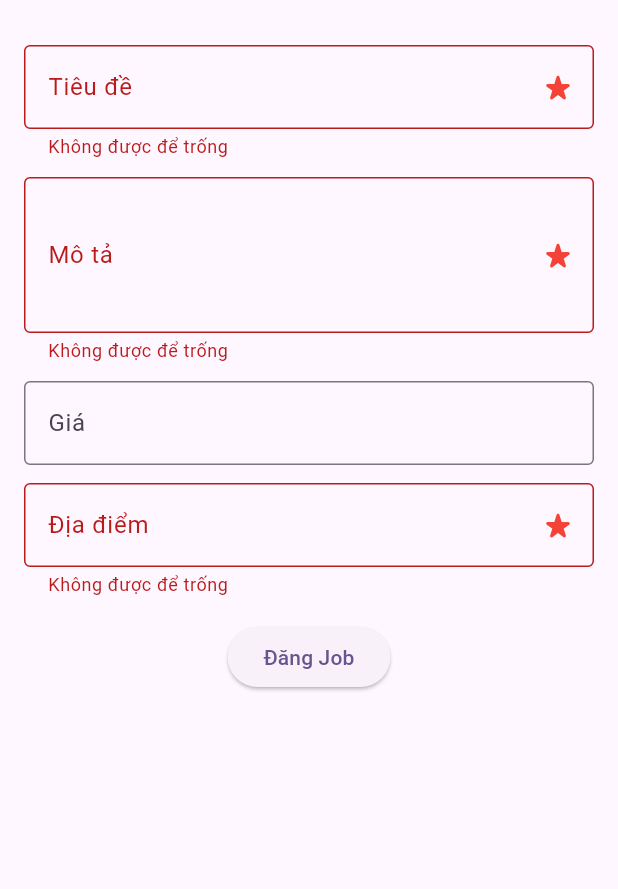
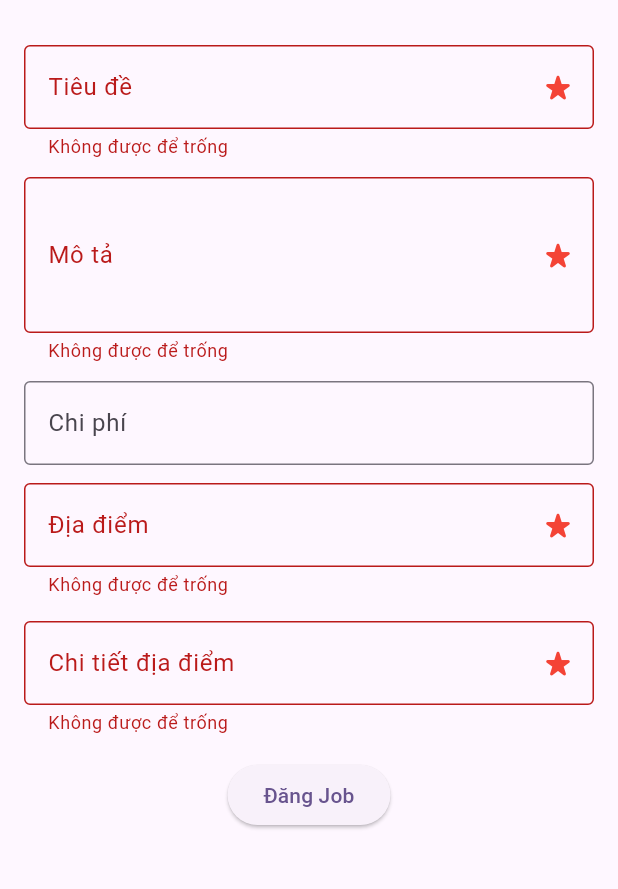
Before and after one commit to LeTienIT/work_near, a Flutter app: the AddJobScreen screen opened by its route, after a tap on "Đăng Job", on a phone screen of 412 x 824 dp, the part 63-952 px from its top. Run offline on Flutter 3.47's test engine with Material 3 defaults, Android fonts, the phone set to English and light mode, and no system bars; our stand-ins replace cloud_firestore, dartz, equatable, firebase_auth, firebase_core, flutter_bloc and 4 more; missing offline and left inert: dart:ffi; accounts and stored records are empty.

```diff
--- a/lib/features/job/domain/entities/job_entity.dart
+++ b/lib/features/job/domain/entities/job_entity.dart
@@ -1,10 +1,12 @@
+import 'package:work_near/features/job/domain/entities/job_location_entity.dart';
+
 class JobEntity{
   final String? jobId;
   final String ownerId;
   final String title;
   final String description;
   final double? price;
-  final String? location;
+  final JobLocationEntity? location;
   final List<String> applicants;
   final String? selectedFreelancerId;
   final String status;
--- /dev/null
+++ b/lib/features/job/domain/entities/job_location_entity.dart
@@ -0,0 +1,13 @@
+class JobLocationEntity{
+  final String name;
+  final String? detail;
+  final double latitude;
+  final double longitude;
+
+  const JobLocationEntity({
+    required this.name,
+    required this.latitude,
+    required this.longitude,
+    this.detail,
+  });
+}
--- a/lib/features/job/presentation/screens/add_job_screen.dart
+++ b/lib/features/job/presentation/screens/add_job_screen.dart
@@ -22,6 +22,7 @@ class _AddJobScreenState extends State<AddJobScreen> {
   final _descCtrl = TextEditingController();
   final _priceCtrl = TextEditingController();
   final _locationCtrl = TextEditingController();
+  final _locationDetailCtrl = TextEditingController();
 
   @override
   Widget build(BuildContext context) {
@@ -85,7 +86,7 @@ class _AddJobScreenState extends State<AddJobScreen> {
                   TextFormField(
                     controller: _priceCtrl,
                     decoration: const InputDecoration(
-                        labelText: 'Giá',
+                        labelText: 'Chi phí',
                         border: OutlineInputBorder()
                     ),
                     keyboardType: TextInputType.number,
@@ -95,6 +96,21 @@ class _AddJobScreenState extends State<AddJobScreen> {
                     controller: _locationCtrl,
                     decoration: const InputDecoration(
                         labelText: 'Địa điểm',
+                        border: OutlineInputBorder(),
+                        suffixIcon: Icon(Icons.star_rate_rounded, color: Colors.red,)
+                    ),
+                    validator: (value){
+                      if(value==null || value.isEmpty){
+                        return "Không được để trống";
+                      }
+                      return null;
+                    },
+                  ),
+                  const SizedBox(height: 16),
+                  TextFormField(
+                    controller: _locationDetailCtrl,
+                    decoration: const InputDecoration(
+                        labelText: 'Chi tiết địa điểm',
                         border: OutlineInputBorder(),
                         suffixIcon: Icon(Icons.star_rate_rounded, color: Colors.red,)
                     ),
@@ -116,7 +132,7 @@ class _AddJobScreenState extends State<AddJobScreen> {
                             title: _titleCtrl.text,
                             description: _descCtrl.text,
                             price: double.tryParse(_priceCtrl.text),
-                            location: _locationCtrl.text,
+                            // location: _locationCtrl.text,
                             applicants: [],
                             deadline: DateTime.now().add(const Duration(days: 7)),
                             status: 'open',
--- /dev/null
+++ b/lib/features/location/domain/repositories/location_repository.dart
@@ -0,0 +1,5 @@
+import '../entities/location_entity.dart';
+
+abstract class LocationRepository {
+  Future<LocationEntity> getCurrentLocation();
+}
--- a/lib/features/profile/domain/entities/user_profile_entity.dart
+++ b/lib/features/profile/domain/entities/user_profile_entity.dart
@@ -1,3 +1,5 @@
+import '../../../location/domain/entities/location_entity.dart';
+
 class UserProfileEntity {
   final String uid;
   final String email;
@@ -5,6 +7,7 @@ class UserProfileEntity {
   final String? phone;
   final String? avatarUrl;
   final List<String>? skills;
+  final LocationEntity? location;
 
   const UserProfileEntity({
     required this.uid,
@@ -13,6 +16,7 @@ class UserProfileEntity {
     this.phone,
     this.avatarUrl,
     this.skills,
+    this.location,
   });
 
 
--- a/lib/features/profile/domain/repositories/profile_repository.dart
+++ b/lib/features/profile/domain/repositories/profile_repository.dart
@@ -9,4 +9,6 @@ abstract class ProfileRepository{
   Future<Either<Failure, UserProfileEntity>> getProfile(GetProfileParams params);
 
   Future<Either<Failure, bool>> setProfile(UserProfileEntity params);
+
+  Future<Either<Failure, bool>> updateLocation(GetProfileParams params);
 }
--- /dev/null
+++ b/lib/features/profile/domain/usecase/update_location.dart
@@ -0,0 +1,17 @@
+import 'package:dartz/dartz.dart';
+import 'package:work_near/core/usecase/usecase.dart';
+import 'package:work_near/features/profile/domain/entities/user_profile_entity.dart';
+import 'package:work_near/features/profile/domain/repositories/profile_repository.dart';
+
+import '../../../../core/error/failures.dart';
+
+class UpdateLocation extends UseCase<bool, GetProfileParams>{
+  ProfileRepository repository;
+
+  UpdateLocation(this.repository);
+
+  @override
+  Future<Either<Failure, bool>> call(GetProfileParams params) {
+    return repository.updateLocation(params);
+  }
+}
--- a/pubspec.yaml
+++ b/pubspec.yaml
@@ -21,6 +21,7 @@ dependencies:
   get_it: ^8.2.0
 
   go_router: ^16.3.0
+  geolocator: ^10.1.0
 
 dev_dependencies:
   flutter_test:
```
Also changed, not shown: lib/core/di/injector.dart (+21 -1 lines), lib/features/auth/presentation/bloc/auth_bloc.dart (+10 -2 lines), lib/features/job/data/models/job_model.dart (+38 -12 lines), lib/features/location/data/datasources/location_data_source.dart (added, +24 -0 lines), lib/features/location/data/repositories/location_repository_impl.dart (added, +19 -0 lines), lib/features/location/domain/entities/location_entity.dart (added, +9 -0 lines), lib/features/location/domain/usecases/get_current_location.dart (added, +12 -0 lines), lib/features/profile/data/datasource/firebase_store_datasource.dart (+59 -2 lines), lib/features/profile/data/models/user_profile_model.dart (+10 -0 lines), lib/features/profile/data/repositories/profile_repository_impl.dart (+10 -0 lines), pubspec.lock, 2 other files.
